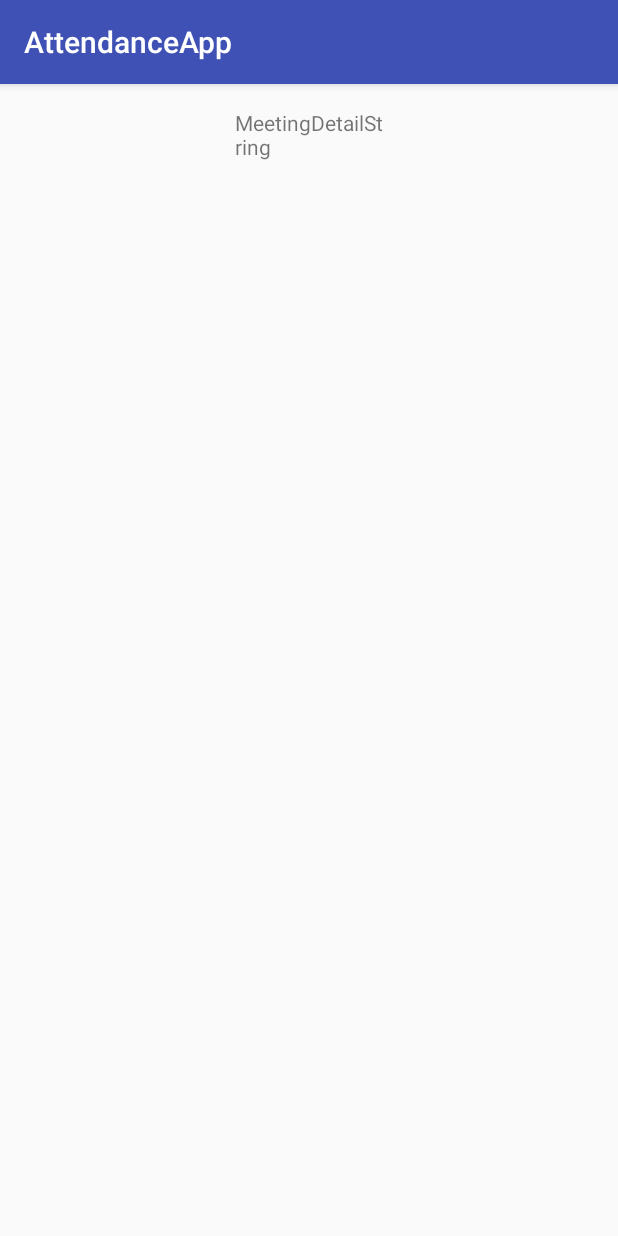
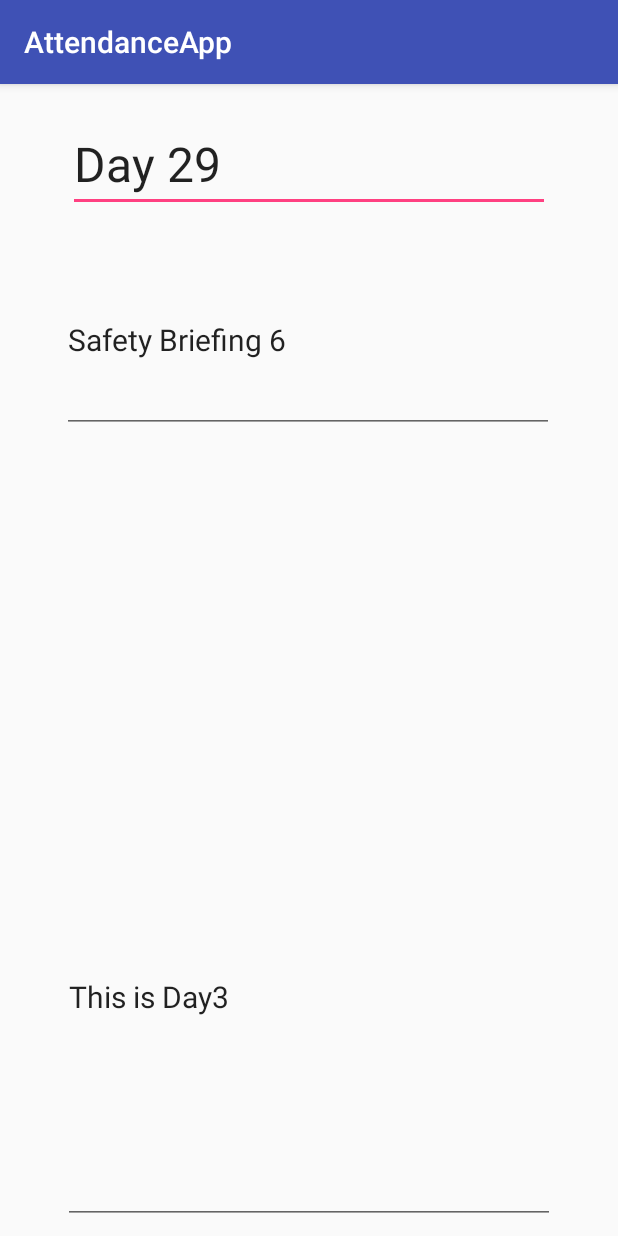
Before and after one commit to alecsmith84/AttendanceApp, an Android app: the screen it shows after launch (MeetingDetailActivity), after a tap on "Day 29", on a phone screen of 412 x 824 dp. Run offline under Robolectric (Android 15) with nearby library versions, the phone set to English and light mode, and no system bars.

Commit message:
We got a meeting activity with name, description, and notes, and you can create new meetings. BUG: I haven't been able to sync information between activities, so creating a new meeting and putting data inside it doesn't show up if you click on it again. It is not stored.

```diff
--- a/app/build.gradle
+++ b/app/build.gradle
@@ -2,6 +2,7 @@ apply plugin: 'com.android.application'
 
 android {
     compileSdkVersion 28
+
     defaultConfig {
         applicationId "com.example.attendanceapp"
         minSdkVersion 14
--- a/app/src/main/java/com/example/attendanceapp/MeetingActivity.java
+++ b/app/src/main/java/com/example/attendanceapp/MeetingActivity.java
@@ -1,5 +1,6 @@
 package com.example.attendanceapp;
 
+import android.app.Activity;
 import android.content.Context;
 import android.content.Intent;
 import android.os.Bundle;
@@ -25,7 +26,7 @@ import java.util.List;
 
 public class MeetingActivity extends AppCompatActivity {
     //private String[] testArray;
-    public static final List<MeetingDetailModel> Meetings = new ArrayList<MeetingDetailModel>();
+    public final List<MeetingDetailModel> Meetings = new ArrayList<MeetingDetailModel>();
     public int meetingNumber;
 
     @Override
@@ -35,21 +36,66 @@ public class MeetingActivity extends AppCompatActivity {
 
         Toolbar toolbar = (Toolbar) findViewById(R.id.toolbar);
         setSupportActionBar(toolbar);
-        toolbar.setTitle(getTitle());
+        toolbar.setTitle("Meetings");
 
         if(Meetings.size() == 0) {
 
-            MeetingDetailModel test = new MeetingDetailModel("Day 1", "This is Day1");
+            MeetingDetailModel test = new MeetingDetailModel("Day 1", "Twas a great day", "This is Day1");
             Meetings.add(test);
-            test = new MeetingDetailModel("Day 15", "This is Day2");
+            test = new MeetingDetailModel("Day 15", "Pumpkin day", "This is Day2");
             Meetings.add(test);
-            test = new MeetingDetailModel("Day 29", "This is Day3");
+            test = new MeetingDetailModel("Day 29", "Safety Briefing 6", "This is Day3");
             Meetings.add(test);
         }
 
-        View recyclerView = findViewById(R.id.movie_list);
+        FloatingActionButton fab = findViewById(R.id.floatingActionButton);
+        fab.setOnClickListener(new View.OnClickListener() {
+            @Override
+            public void onClick(View view) {
+
+                MeetingDetailModel newMeeting = new MeetingDetailModel("","","");
+                Meetings.add(newMeeting);
+
+                Snackbar.make(view, "Loading new meeting #" + Integer.toString(Meetings.size()), Snackbar.LENGTH_SHORT)
+                        .setAction("Action", null).show();
+
+                Context context = view.getContext();
+                Intent intent = new Intent(context, MeetingDetailActivity.class);
+
+                //intent.putExtra("INDEX", Meetings.size()-1);
+                intent.putExtra("NAME", Meetings.get(Meetings.size()-1).getName());
+                intent.putExtra("DESCRIPTION", Meetings.get(Meetings.size()-1).getDescription());
+                intent.putExtra("NOTES", Meetings.get(Meetings.size()-1).getNotes());
+
+                context.startActivity(intent);
+            }
+        });
+
+
+        View recyclerView = findViewById(R.id.meeting_list);
         assert recyclerView != null;
         setupRecyclerView((RecyclerView) recyclerView);
+    }
+
+    @Override
+    public void onResume()
+    {  // After a pause OR at startup
+        super.onResume();
+        //Refresh your stuff here
+        View recyclerView = findViewById(R.id.meeting_list);
+        assert recyclerView != null;
+        setupRecyclerView((RecyclerView) recyclerView);
+    }
+
+
+    public void setMeetingsName(int index, String s){
+        Meetings.get(index).setName(s);
+    }
+    public void setMeetingsDescription(int index, String s){
+        Meetings.get(index).setDescription(s);
+    }
+    public void setMeetingsNotes(int index, String s){
+        Meetings.get(index).setNotes(s);
     }
 
     private void setupRecyclerView(@NonNull RecyclerView recyclerView) {
@@ -77,7 +123,12 @@ public class MeetingActivity extends AppCompatActivity {
         public void onBindViewHolder(final ViewHolder holder, int position) {
             holder.mItem = mValues.get(position);
             meetingNumber = position;
-            holder.mIdView.setText(mValues.get(position).getName());
+            if(!mValues.get(position).getName().equals("")) {
+                holder.mIdView.setText(mValues.get(position).getName());
+            }else{
+                holder.mIdView.setText("New Meeting");
+            }
+
             //holder.mContentView.setText(mValues.get(position).getMovieYear());
 
             holder.mView.setOnClickListener(new View.OnClickListener() {
@@ -86,6 +137,8 @@ public class MeetingActivity extends AppCompatActivity {
                     Context context = v.getContext();
                     Intent intent = new Intent(context, MeetingDetailActivity.class);
                     intent.putExtra("NAME", holder.mItem.getName());
+                    intent.putExtra("DESCRIPTION", holder.mItem.getDescription());
+                    intent.putExtra("NOTES", holder.mItem.getNotes());
 
                     context.startActivity(intent);
                     //startActivity(new Intent(MeetingActivity.this, MeetingDetailActivity.class));
@@ -95,9 +148,6 @@ public class MeetingActivity extends AppCompatActivity {
 
         @Override
         public int getItemCount() {
-            // CS315: DO THIS
-            // TODO: BUG FIX - Figure out why our movie list gets re-added every time we come back to this Activity
-            // TODO: it could be in THIS class, OR in the DumbMovieContent class, or maybe even somewhere else?
             return mValues.size();
         }
 
--- a/app/src/main/java/com/example/attendanceapp/MeetingDetailActivity.java
+++ b/app/src/main/java/com/example/attendanceapp/MeetingDetailActivity.java
@@ -1,23 +1,58 @@
 package com.example.attendanceapp;
 
+import android.content.Context;
 import android.os.Bundle;
 import android.support.v7.app.AppCompatActivity;
 import android.support.v7.widget.RecyclerView;
 import android.support.v7.widget.Toolbar;
+import android.view.KeyEvent;
 import android.view.View;
+import android.view.inputmethod.EditorInfo;
+import android.widget.EditText;
+import android.widget.TextView;
 
 public class MeetingDetailActivity extends AppCompatActivity {
-    @Override
+
+    //@Override
     protected void onCreate(Bundle savedInstanceState) {
         super.onCreate(savedInstanceState);
         setContentView(R.layout.meeting_detail_activity);
 
-        Toolbar toolbar = (Toolbar) findViewById(R.id.toolbar);
-        setSupportActionBar(toolbar);
-        toolbar.setTitle(getTitle());
+        final EditText name = findViewById(R.id.name);
+        final EditText description = findViewById((R.id.description));
+        final EditText notes = findViewById(R.id.notes);
+
+        Bundle extras = getIntent().getExtras();
+        if(extras != null){
+            //arrayIndex = extras.getInt("INDEX");
+
+            name.setText(extras.getString("NAME"));
+            description.setText(extras.getString("DESCRIPTION"));
+            notes.setText(extras.getString("NOTES"));
+        }
+        //Toolbar toolbar = (Toolbar) findViewById(R.id.toolbar);
+        //setSupportActionBar(toolbar);
+        //toolbar.setTitle(getTitle());
 
         //View recyclerView = findViewById(R.id.movie_list);
         //assert recyclerView != null;
         //setupRecyclerView((RecyclerView) recyclerView);
+
+        /*name.setOnEditorActionListener(new TextView.OnEditorActionListener() {
+            @Override
+            public boolean onEditorAction(TextView v, int actionId, KeyEvent event) {
+                if (actionId == EditorInfo.IME_ACTION_DONE) {
+
+                    meetingMain.setMeetingsName(arrayIndex, name.getText().toString());
+
+                    return true;
+                }
+                return false;
+            }
+        });*/
     }
+
+    //public void setActivityReference(MeetingActivity m){
+    //    meetingMain = m;
+    //}
 }
--- a/app/src/main/java/com/example/attendanceapp/MeetingDetailModel.java
+++ b/app/src/main/java/com/example/attendanceapp/MeetingDetailModel.java
@@ -2,11 +2,13 @@ package com.example.attendanceapp;
 
 public class MeetingDetailModel {
     private String name;
+    private String description;
     private String notes;
 
-    public MeetingDetailModel(String n1, String n2){
+    public MeetingDetailModel(String n1, String n2, String n3){
         setName(n1);
-        setNotes(n2);
+        setDescription(n2);
+        setNotes(n3);
     }
 
     public void setName(String n){
@@ -15,6 +17,10 @@ public class MeetingDetailModel {
     public String getName(){
         return name;
     }
+    public void setDescription(String n){ description = n; }
+    public String getDescription(){
+        return description;
+    }
     public void setNotes(String n){
         notes = n;
     }
--- a/app/src/main/res/layout/meeting_activity.xml
+++ b/app/src/main/res/layout/meeting_activity.xml
@@ -19,6 +19,7 @@
             android:layout_height="?attr/actionBarSize"
             app:popupTheme="@style/AppTheme.PopupOverlay" />
 
+
     </android.support.design.widget.AppBarLayout>
 
     <FrameLayout
@@ -28,7 +29,32 @@
         app:layout_behavior="@string/appbar_scrolling_view_behavior">
 
         <include layout="@layout/meeting_list" />
+
+        <android.support.constraint.ConstraintLayout
+            xmlns:android="http://schemas.android.com/apk/res/android"
+            xmlns:app="http://schemas.android.com/apk/res-auto"
+            xmlns:tools="http://schemas.android.com/tools"
+            android:layout_width="match_parent"
+            android:layout_height="match_parent">
+
+            <android.support.design.widget.FloatingActionButton
+                android:id="@+id/floatingActionButton"
+                android:layout_width="wrap_content"
+                android:layout_height="wrap_content"
+                android:layout_marginBottom="8dp"
+                android:layout_marginEnd="8dp"
+                android:layout_marginRight="8dp"
+                android:clickable="true"
+                app:backgroundTint="#0c280c"
+                app:layout_constraintBottom_toBottomOf="parent"
+                app:layout_constraintEnd_toEndOf="parent"
+                app:srcCompat="@android:drawable/ic_input_add" />
+        </android.support.constraint.ConstraintLayout>
+
+
     </FrameLayout>
 
 
+
+
 </android.support.design.widget.CoordinatorLayout>
--- a/app/src/main/res/layout/meeting_detail_activity.xml
+++ b/app/src/main/res/layout/meeting_detail_activity.xml
@@ -6,21 +6,56 @@
     android:layout_height="match_parent"
     tools:layout_editor_absoluteY="25dp">
 
-    <TextView
-        android:id="@+id/textView2"
-        android:layout_width="99dp"
-        android:layout_height="0dp"
-        android:layout_marginBottom="16dp"
+    <EditText
+        android:id="@+id/name"
+        android:layout_width="321dp"
+        android:layout_height="61dp"
         android:layout_marginEnd="10dp"
         android:layout_marginLeft="10dp"
         android:layout_marginRight="10dp"
         android:layout_marginStart="10dp"
-        android:layout_marginTop="16dp"
-        android:text="@string/default_meetingDetailString"
-        app:layout_constraintBottom_toBottomOf="parent"
+        android:layout_marginTop="24dp"
+        android:ellipsize="end"
+        android:hint="Enter a meeting name..."
+        android:text=""
+        android:textColorHint="@color/grey"
+        android:textSize="32dp"
         app:layout_constraintEnd_toEndOf="parent"
         app:layout_constraintStart_toStartOf="parent"
-        app:layout_constraintTop_toTopOf="parent"
-        tools:text='"IT WORKS!"' />
+        app:layout_constraintTop_toTopOf="parent" />
+
+    <EditText
+        android:id="@+id/description"
+        android:layout_width="328dp"
+        android:layout_height="123dp"
+        android:layout_marginTop="24dp"
+        android:text=""
+        android:textColorHint="@color/grey"
+        android:hint="Enter a description..."
+        android:ellipsize="end"
+        android:textSize="20dp"
+        app:layout_constraintEnd_toEndOf="parent"
+        app:layout_constraintHorizontal_bias="0.49"
+        app:layout_constraintStart_toStartOf="parent"
+        app:layout_constraintTop_toBottomOf="@+id/name" />
+
+    <EditText
+        android:id="@+id/notes"
+        android:layout_width="328dp"
+        android:layout_height="302dp"
+        android:layout_marginBottom="8dp"
+        android:layout_marginEnd="10dp"
+        android:layout_marginLeft="10dp"
+        android:layout_marginRight="10dp"
+        android:layout_marginStart="10dp"
+        android:text=""
+        android:textColorHint="@color/grey"
+        android:hint="Type here to record notes."
+        android:ellipsize="end"
+        android:textSize="20dp"
+        app:layout_constraintBottom_toBottomOf="parent"
+        app:layout_constraintDimensionRatio="1:1"
+        app:layout_constraintEnd_toEndOf="parent"
+        app:layout_constraintStart_toStartOf="parent" />
 
 </android.support.constraint.ConstraintLayout>
--- a/app/src/main/res/layout/meeting_list.xml
+++ b/app/src/main/res/layout/meeting_list.xml
@@ -4,12 +4,15 @@
     xmlns="http://schemas.android.com/apk/res-auto"
     xmlns:tools="http://schemas.android.com/tools"
     app:layoutManager="LinearLayoutManager"
-    android:id="@+id/movie_list"
-    android:name=".MovieListFragment"
+    android:id="@+id/meeting_list"
+    android:name=".MeetingListFragment"
     android:layout_width="match_parent"
     android:layout_height="match_parent"
     android:layout_marginLeft="16dp"
     android:layout_marginRight="16dp"
 
     tools:context=".MeetingActivity"
-    tools:listitem="@layout/meeting_list_content" />
+    tools:listitem="@layout/meeting_list_content"
+
+
+    />
--- a/app/src/main/res/layout/meeting_list_content.xml
+++ b/app/src/main/res/layout/meeting_list_content.xml
@@ -3,6 +3,7 @@
     xmlns:tools="http://schemas.android.com/tools"
     android:layout_width="wrap_content"
     android:layout_height="wrap_content"
+    xmlns:app="http://schemas.android.com/apk/res-auto"
     android:orientation="horizontal"
     android:weightSum="1">
 
@@ -14,4 +15,5 @@
         android:text="MeetingNameHere"
         android:textAppearance="?attr/textAppearanceListItem"
         android:layout_weight="0.41" />
+
 </LinearLayout>
--- a/app/src/main/res/values/colors.xml
+++ b/app/src/main/res/values/colors.xml
@@ -3,4 +3,5 @@
     <color name="colorPrimary">#3F51B5</color>
     <color name="colorPrimaryDark">#303F9F</color>
     <color name="colorAccent">#FF4081</color>
+    <color name="grey">#555555</color>
 </resources>
```
